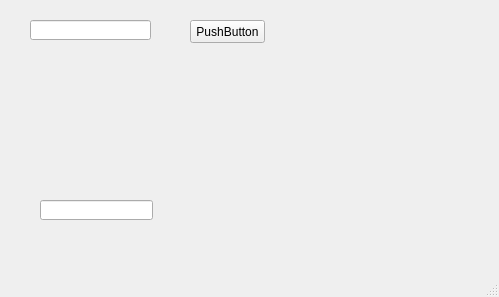
First picture: the form in mainwindow.ui, repository johnsonliu999/TG_Video_Player, before the edit.
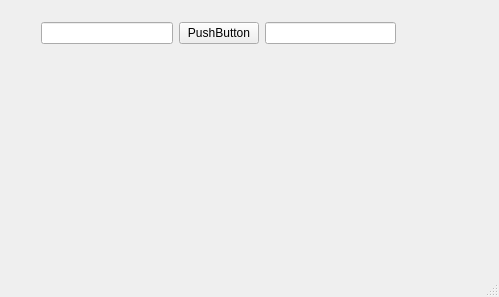
Second picture: the form after the edit. Custom widgets are drawn as their Qt base class.

Commit message: paly video

Patch:
```diff
--- a/mainwindow.ui
+++ b/mainwindow.ui
@@ -14,38 +14,52 @@
    <string>MainWindow</string>
   </property>
   <widget class="QWidget" name="centralwidget">
-   <widget class="IPLineEdit" name="lineEdit">
+   <widget class="QWidget" name="widget" native="true">
     <property name="geometry">
      <rect>
-      <x>30</x>
-      <y>20</y>
-      <width>121</width>
-      <height>20</height>
+      <x>41</x>
+      <y>52</y>
+      <width>351</width>
+      <height>201</height>
      </rect>
     </property>
-   </widget>
-   <widget class="QLineEdit" name="completeEdit">
-    <property name="geometry">
-     <rect>
-      <x>40</x>
-      <y>200</y>
-      <width>113</width>
-      <height>20</height>
-     </rect>
+    <property name="sizePolicy">
+     <sizepolicy hsizetype="Expanding" vsizetype="Expanding">
+      <horstretch>0</horstretch>
+      <verstretch>0</verstretch>
+     </sizepolicy>
     </property>
+    <property name="minimumSize">
+     <size>
+      <width>100</width>
+      <height>100</height>
+     </size>
+    </property>
    </widget>
-   <widget class="QPushButton" name="pushButton">
+   <widget class="QWidget" name="">
     <property name="geometry">
      <rect>
-      <x>190</x>
-      <y>20</y>
-      <width>75</width>
-      <height>23</height>
+      <x>41</x>
+      <y>21</y>
+      <width>355</width>
+      <height>25</height>
      </rect>
     </property>
-    <property name="text">
-     <string>PushButton</string>
-    </property>
+    <layout class="QGridLayout" name="gridLayout">
+     <item row="0" column="0">
+      <widget class="IPLineEdit" name="lineEdit"/>
+     </item>
+     <item row="0" column="1">
+      <widget class="QPushButton" name="pushButton">
+       <property name="text">
+        <string>PushButton</string>
+       </property>
+      </widget>
+     </item>
+     <item row="0" column="2">
+      <widget class="QLineEdit" name="completeEdit"/>
+     </item>
+    </layout>
    </widget>
   </widget>
   <widget class="QMenuBar" name="menubar">
```
The commit also changes 1 other file.
